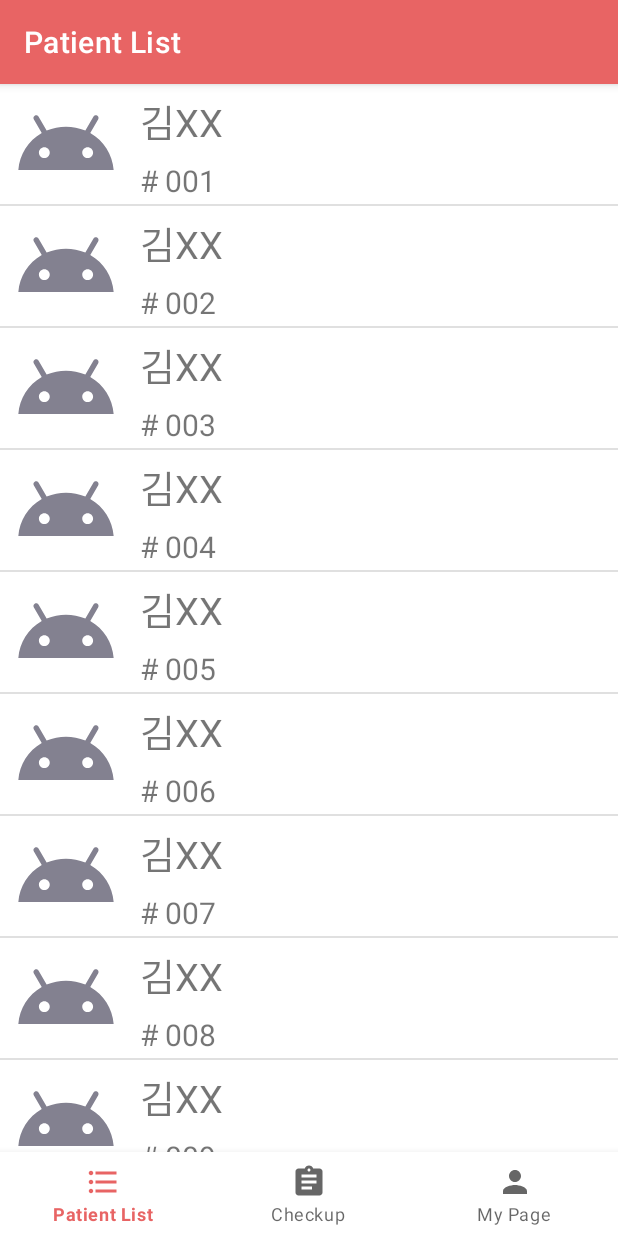
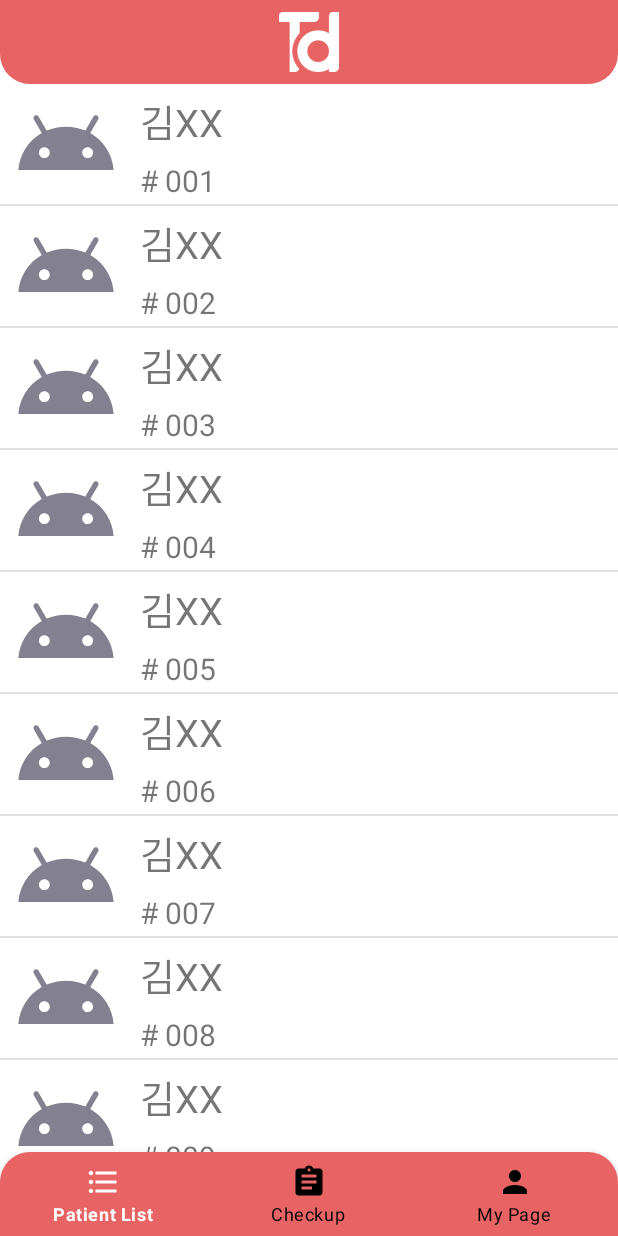
Before and after one commit to apolo0430/Talkdoc, an Android app: the screen it shows after launch (MainActivity), on a phone screen of 412 x 824 dp. Run offline under Robolectric (Android 15) with nearby library versions, the phone set to English and light mode, and no system bars; our stand-ins replace navigation-ui.

Commit message:
toolbar, navigation 모양 변경

```diff
--- a/app/src/main/AndroidManifest.xml
+++ b/app/src/main/AndroidManifest.xml
@@ -19,8 +19,7 @@
 
        <activity
             android:name=".SplashActivity"
-            android:exported="true"
-            android:theme="@style/Theme.AppCompat.NoActionBar" >
+            android:exported="true" >
             <intent-filter>
                 <action android:name="android.intent.action.MAIN" />
                 <category android:name="android.intent.category.LAUNCHER" />
@@ -34,8 +33,7 @@
 
         <activity
             android:name=".TranslationActivity"
-            android:exported="true"
-            android:theme="@style/Theme.Talkdoc.NoActionBar" >
+            android:exported="true" >
         </activity>
     </application>
 
--- a/app/src/main/java/com/example/talkdoc/MainActivity.java
+++ b/app/src/main/java/com/example/talkdoc/MainActivity.java
@@ -52,7 +52,7 @@ public class MainActivity extends AppCompatActivity
                 R.id.navigation_list, R.id.navigation_checkup, R.id.navigation_mypage)
                 .build();
         NavController navController = Navigation.findNavController(this, R.id.nav_host_fragment_activity_main);
-        NavigationUI.setupActionBarWithNavController(this, navController, appBarConfiguration);
+        //NavigationUI.setupActionBarWithNavController(this, navController, appBarConfiguration);
         NavigationUI.setupWithNavController(binding.navView, navController);
     }
 
--- a/app/src/main/java/com/example/talkdoc/TranslationActivity.java
+++ b/app/src/main/java/com/example/talkdoc/TranslationActivity.java
@@ -25,10 +25,10 @@ public class TranslationActivity extends AppCompatActivity
     private ActivityTranslationBinding binding;
     private RecordVoice recordVoice;
     private PlayVoice playVoice;
-    private boolean record = false;
 
     @Override
-    protected void onCreate(Bundle savedInstanceState) {
+    protected void onCreate(Bundle savedInstanceState)
+    {
         super.onCreate(savedInstanceState);
 
         PatientInfo selectedPatient = getIntent().getParcelableExtra("selectedPatient");
--- /dev/null
+++ b/app/src/main/res/color/bottom_nav_item_color.xml
@@ -0,0 +1,5 @@
+<?xml version="1.0" encoding="utf-8"?>
+<selector xmlns:android="http://schemas.android.com/apk/res/android">
+    <item android:color="@color/white" android:state_checked="true" />
+    <item android:color="@color/black" android:state_checked="false" />
+</selector>
--- /dev/null
+++ b/app/src/main/res/drawable/custom_bottom_navigation_background.xml
@@ -0,0 +1,8 @@
+<?xml version="1.0" encoding="utf-8"?>
+<shape xmlns:android="http://schemas.android.com/apk/res/android"
+    android:shape="rectangle">
+    <solid android:color="@color/mainColor" />
+    <corners
+        android:topLeftRadius="20dp"
+        android:topRightRadius="20dp" />
+</shape>
--- /dev/null
+++ b/app/src/main/res/drawable/custom_toolbar_background.xml
@@ -0,0 +1,7 @@
+<?xml version="1.0" encoding="utf-8"?>
+<shape xmlns:android="http://schemas.android.com/apk/res/android"
+    android:shape="rectangle">
+    <corners
+        android:bottomLeftRadius="20dp"
+        android:bottomRightRadius="20dp" />
+</shape>
--- a/app/src/main/res/layout/activity_main.xml
+++ b/app/src/main/res/layout/activity_main.xml
@@ -11,7 +11,9 @@
         android:layout_height="wrap_content"
         android:layout_marginStart="0dp"
         android:layout_marginEnd="0dp"
-        android:background="?android:attr/windowBackground"
+        android:background="@drawable/custom_bottom_navigation_background"
+        app:itemTextColor="@color/bottom_nav_item_color"
+        app:itemIconTint="@color/bottom_nav_item_color"
         app:layout_constraintBottom_toBottomOf="parent"
         app:layout_constraintLeft_toLeftOf="parent"
         app:layout_constraintRight_toRightOf="parent"
--- /dev/null
+++ b/app/src/main/res/layout/custom_toolbar.xml
@@ -0,0 +1,17 @@
+<?xml version="1.0" encoding="utf-8"?>
+<LinearLayout xmlns:android="http://schemas.android.com/apk/res/android"
+    android:layout_width="match_parent"
+    android:layout_height="?attr/actionBarSize"
+    android:orientation="vertical"
+    android:backgroundTint="@color/mainColor"
+    android:background="@drawable/custom_toolbar_background" >
+
+    <ImageView
+        android:id="@+id/toolbar_logo"
+        android:layout_width="wrap_content"
+        android:layout_height="match_parent"
+        android:src="@drawable/main_logo"
+        android:padding="8dp"
+        android:layout_gravity="center"/>
+
+</LinearLayout>
--- a/app/src/main/res/layout/fragment_list.xml
+++ b/app/src/main/res/layout/fragment_list.xml
@@ -15,9 +15,17 @@
         android:scrollbars="none" >
 
         <ListView
+            android:paddingTop="?attr/actionBarSize"
             android:id="@+id/listView"
             android:layout_width="match_parent"
             android:layout_height="match_parent" >
         </ListView>
     </ScrollView>
+
+    <include
+        android:id="@+id/custom_toolbar"
+        layout="@layout/custom_toolbar"
+        android:layout_width="match_parent"
+        android:layout_height="?attr/actionBarSize"
+        app:layout_constraintTop_toTopOf="parent" />
 </androidx.constraintlayout.widget.ConstraintLayout>
--- a/app/src/main/res/navigation/main_navigation.xml
+++ b/app/src/main/res/navigation/main_navigation.xml
@@ -8,7 +8,6 @@
     <fragment
         android:id="@+id/navigation_list"
         android:name="com.example.talkdoc.ui.list.ListFragment"
-        android:label="@string/title_list"
         tools:layout="@layout/fragment_list" />
 
     <fragment
--- a/app/src/main/res/values/themes.xml
+++ b/app/src/main/res/values/themes.xml
@@ -12,9 +12,6 @@
         <!-- Status bar color. -->
         <!--<item name="android:statusBarColor">?attr/colorPrimaryVariant</item> -->
         <!-- Customize your theme here. -->
-    </style>
-
-    <style name="Theme.Talkdoc.NoActionBar">
         <item name="windowActionBar">false</item>
         <item name="windowNoTitle">true</item>
     </style>
```
